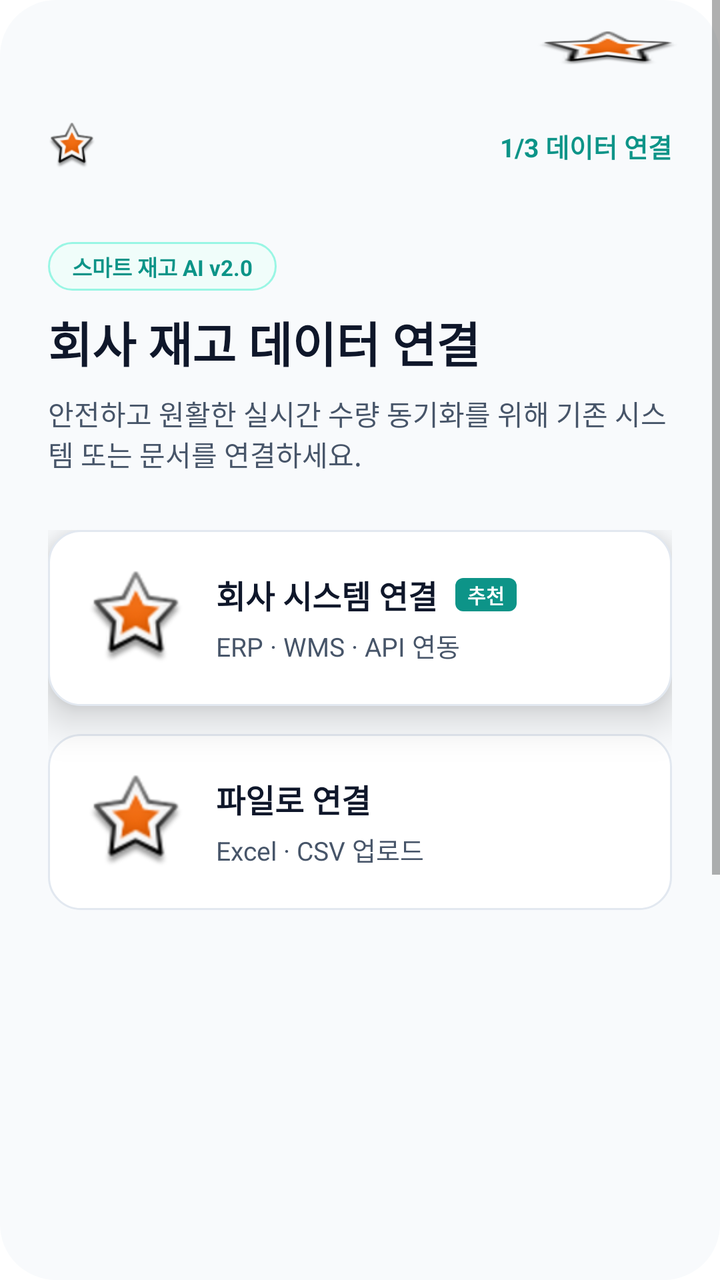
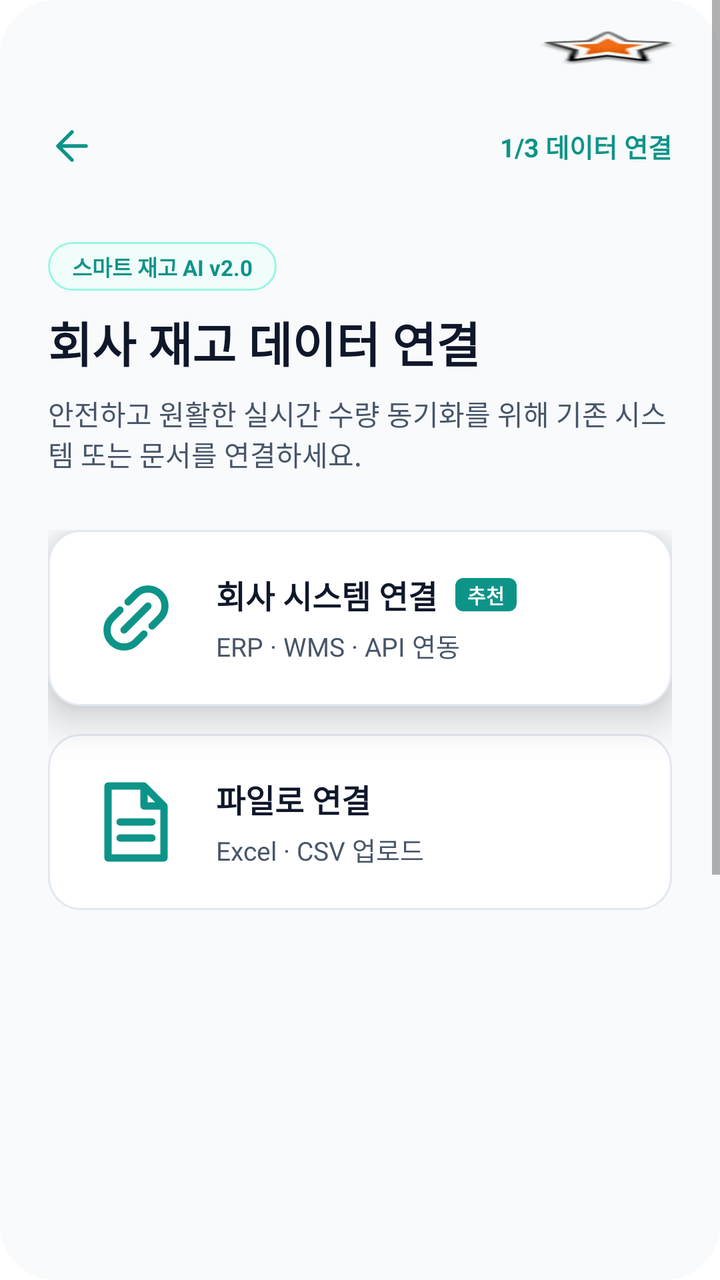

An Android layout rendered at two revisions. The XML below is the earlier revision; the diff shows what the commit changed to produce the second picture.
<!-- AndroidManifest.xml: application theme Theme.MaterialComponents.DayNight.NoActionBar -->
<!-- res/layout/activity_data_connection_select.xml -->
<LinearLayout 
	xmlns:android="http://schemas.android.com/apk/res/android"
	xmlns:tools="http://schemas.android.com/tools"
	xmlns:app="http://schemas.android.com/apk/res-auto"
	android:background="#FFFFFF"
	android:orientation="vertical"
	android:layout_width="match_parent"
	android:layout_height="match_parent">
	<ScrollView 
		android:id="@+id/rlkz2qc36lge"
		android:layout_width="match_parent"
		android:layout_height="wrap_content"
		android:layout_weight="1"
		android:background="@drawable/cr28bf8fafc">
		<LinearLayout
			android:layout_width="match_parent"
			android:layout_height="match_parent"
			android:orientation="vertical">
			<LinearLayout
				android:id="@+id/r415p2pl674n"
				android:layout_width="match_parent"
				android:layout_height="wrap_content"
				android:layout_marginBottom="24dp"
				android:orientation="vertical">
				<LinearLayout
					android:id="@+id/rtluknewjloe"
					android:layout_width="match_parent"
					android:layout_height="wrap_content"
					android:gravity="center_vertical"
					android:paddingVertical="15dp"
					android:paddingHorizontal="20dp"
					android:orientation="horizontal">
					<TextView
						android:id="@+id/rtyb00e1rdu"
						android:textColor="#0F172A"
						android:textSize="14sp"
						android:textStyle="bold"
						android:layout_height="wrap_content"
						android:layout_width="wrap_content"
						android:text=""
					/>
					<View
						android:layout_width="0dp"
						android:layout_height="0dp"
						android:layout_weight="1"
					 />
					<ImageView
						android:id="@+id/rysy69cr6zkl"
						android:layout_width="72dp"
						android:layout_height="18dp"
						android:src="@android:drawable/star_big_on"
						android:scaleType="fitXY"
					/>
				</LinearLayout>
				<LinearLayout
					android:id="@+id/rv0qptvk9kd8"
					android:layout_width="match_parent"
					android:layout_height="wrap_content"
					android:gravity="center_vertical"
					android:paddingVertical="12dp"
					android:paddingHorizontal="24dp"
					android:orientation="horizontal">
					<ImageView
						android:id="@+id/r1yn65w9hyuj"
						android:layout_width="24dp"
						android:layout_height="24dp"
						android:src="@android:drawable/star_big_on"
						android:scaleType="fitXY"
					/>
					<View
						android:layout_width="0dp"
						android:layout_height="0dp"
						android:layout_weight="1"
					 />
					<TextView
						android:id="@+id/rv3tsw6ch2o"
						android:textColor="#0D9488"
						android:textSize="13sp"
						android:textStyle="bold"
						android:layout_height="wrap_content"
						android:layout_width="wrap_content"
						android:text="1/3 데이터 연결"
					/>
				</LinearLayout>
			</LinearLayout>
			<LinearLayout
				android:id="@+id/rv9ufh7yae3"
				android:layout_width="match_parent"
				android:layout_height="wrap_content"
				android:layout_marginBottom="28dp"
				android:layout_marginHorizontal="24dp"
				android:orientation="vertical">
				<LinearLayout
					android:id="@+id/rprmd1xp8dta"
					android:layout_width="wrap_content"
					android:layout_height="wrap_content"
					android:background="@drawable/s99f6e4sw1cr100bf0fdfa"
					android:paddingVertical="4dp"
					android:paddingHorizontal="12dp"
					android:layout_marginBottom="8dp"
					android:orientation="vertical">
					<TextView
						android:id="@+id/r2pwesriyu6p"
						android:textColor="#0D9488"
						android:textSize="11sp"
						android:textStyle="bold"
						android:layout_height="wrap_content"
						android:layout_width="wrap_content"
						android:text="스마트 재고 AI v2.0"
					/>
				</LinearLayout>
				<TextView
					android:id="@+id/r93qe8hgselp"
					android:textColor="#0F172A"
					android:textSize="24sp"
					android:textStyle="bold"
					android:layout_marginBottom="8dp"
					android:layout_height="wrap_content"
					android:layout_width="wrap_content"
					android:text="회사 재고 데이터 연결"
				/>
				<TextView
					android:id="@+id/r37apsd5k418"
					android:textColor="#475569"
					android:textSize="14sp"
					android:layout_height="wrap_content"
					android:layout_width="match_parent"
					android:layout_weight="1"
					android:text="안전하고 원활한 실시간 수량 동기화를 위해 기존 시스템 또는 문서를 연결하세요."
				/>
			</LinearLayout>
			<LinearLayout
				android:id="@+id/rxzm3x7pepcc"
				android:layout_width="match_parent"
				android:layout_height="wrap_content"
				android:layout_marginBottom="432dp"
				android:layout_marginHorizontal="24dp"
				android:orientation="vertical">
				<LinearLayout
					android:id="@+id/rk2f5v6lv1"
					android:layout_width="match_parent"
					android:layout_height="wrap_content"
					android:gravity="center_vertical"
					android:background="@drawable/se2e8f0sw1cr16bffffff"
					android:padding="20dp"
					android:layout_marginBottom="14dp"
					android:elevation="12dp"
					android:orientation="horizontal">
					<com.google.android.material.imageview.ShapeableImageView
						android:id="@+id/reggl6xgmu86"
						app:shapeAppearanceOverlay="@style/cr12"
						android:layout_width="48dp"
						android:layout_height="48dp"
						android:layout_marginEnd="16dp"
						android:src="@android:drawable/star_big_on"
						android:scaleType="fitXY"
					/>
					<LinearLayout
						android:id="@+id/rwt77smjsww"
						android:layout_width="0dp"
						android:layout_height="wrap_content"
						android:layout_weight="1"
						android:orientation="vertical">
						<LinearLayout
							android:id="@+id/rzf4hrz7sgji"
							android:layout_width="wrap_content"
							android:layout_height="wrap_content"
							android:gravity="center_vertical"
							android:layout_marginBottom="4dp"
							android:orientation="horizontal">
							<TextView
								android:id="@+id/rok38n9pw8ar"
								android:textColor="#0F172A"
								android:textSize="16sp"
								android:textStyle="bold"
								android:layout_marginEnd="9dp"
								android:layout_height="wrap_content"
								android:layout_width="wrap_content"
								android:text="회사 시스템 연결"
							/>
							<LinearLayout
								android:id="@+id/r91vukkjzxbt"
								android:layout_width="wrap_content"
								android:layout_height="wrap_content"
								android:background="@drawable/cr4b0d9488"
								android:paddingVertical="1dp"
								android:paddingHorizontal="6dp"
								android:orientation="vertical">
								<TextView
									android:id="@+id/rf4cnec0n69"
									android:textColor="#FFFFFF"
									android:textSize="10sp"
									android:textStyle="bold"
									android:layout_height="wrap_content"
									android:layout_width="wrap_content"
									android:text="추천"
								/>
							</LinearLayout>
						</LinearLayout>
						<TextView
							android:id="@+id/rs6ia425xlqb"
							android:textColor="#475569"
							android:textSize="13sp"
							android:layout_height="wrap_content"
							android:layout_width="wrap_content"
							android:text="ERP · WMS · API 연동"
						/>
					</LinearLayout>
				</LinearLayout>
				<LinearLayout
					android:id="@+id/rk6hik6nh38"
					android:layout_width="match_parent"
					android:layout_height="wrap_content"
					android:gravity="center_vertical"
					android:background="@drawable/se2e8f0sw1cr16bffffff"
					android:padding="20dp"
					android:orientation="horizontal">
					<com.google.android.material.imageview.ShapeableImageView
						android:id="@+id/rz2rpz4hrupr"
						app:shapeAppearanceOverlay="@style/cr12"
						android:layout_width="48dp"
						android:layout_height="48dp"
						android:layout_marginEnd="16dp"
						android:src="@android:drawable/star_big_on"
						android:scaleType="fitXY"
					/>
					<LinearLayout
						android:id="@+id/rvyif1vy919"
						android:layout_width="0dp"
						android:layout_height="wrap_content"
						android:layout_weight="1"
						android:orientation="vertical">
						<TextView
							android:id="@+id/rs7ipktxlv8o"
							android:textColor="#0F172A"
							android:textSize="16sp"
							android:textStyle="bold"
							android:layout_marginBottom="4dp"
							android:layout_height="wrap_content"
							android:layout_width="wrap_content"
							android:text="파일로 연결"
						/>
						<TextView
							android:id="@+id/rbsnff1s9a4c"
							android:textColor="#475569"
							android:textSize="13sp"
							android:layout_height="wrap_content"
							android:layout_width="wrap_content"
							android:text="Excel · CSV 업로드"
						/>
					</LinearLayout>
				</LinearLayout>
			</LinearLayout>
			<LinearLayout
				android:id="@+id/r7c2wlcoc3jo"
				android:layout_width="match_parent"
				android:layout_height="wrap_content"
				android:gravity="center_horizontal"
				android:paddingBottom="32dp"
				android:orientation="vertical">
				<TextView
					android:id="@+id/rkfb94d102c"
					android:textColor="#94A3B8"
					android:textSize="12sp"
					android:layout_height="wrap_content"
					android:layout_width="wrap_content"
					android:text="이미 연결을 완료한 경우 다음 로그인부터 이 과정은 생략됩니다."
				/>
			</LinearLayout>
		</LinearLayout>
	</ScrollView>
</LinearLayout>
<!-- resources referenced by this layout -->
<resources>
  <!-- drawable cr28bf8fafc (drawable) -->
  <?xml version="1.0" encoding="UTF-8"?>
  <shape
  	xmlns:android="http://schemas.android.com/apk/res/android">
  	<solid
  		android:color="#F8FAFC"
  	/>
  	<corners
  		android:radius="28dp"
  	/>      
  </shape>
  <!-- drawable cr4b0d9488 (drawable) -->
  <?xml version="1.0" encoding="UTF-8"?>
  <shape
  	xmlns:android="http://schemas.android.com/apk/res/android">
  	<solid
  		android:color="#0D9488"
  	/>
  	<corners
  		android:radius="4dp"
  	/>      
  </shape>
  <!-- drawable s99f6e4sw1cr100bf0fdfa (drawable) -->
  <?xml version="1.0" encoding="UTF-8"?>
  <shape
  	xmlns:android="http://schemas.android.com/apk/res/android">
  	<solid
  		android:color="#F0FDFA"
  	/>
  	<stroke
  		android:color="#99F6E4"
  		android:width="1dp"
  	/>       
  	<corners
  		android:radius="100dp"
  	/>      
  </shape>
  <!-- drawable se2e8f0sw1cr16bffffff (drawable) -->
  <?xml version="1.0" encoding="UTF-8"?>
  <shape
  	xmlns:android="http://schemas.android.com/apk/res/android">
  	<solid
  		android:color="#FFFFFF"
  	/>
  	<stroke
  		android:color="#E2E8F0"
  		android:width="1dp"
  	/>       
  	<corners
  		android:radius="16dp"
  	/>      
  </shape>
  <style name="cr12">
  		<item name="cornerSize">12dp</item>
  	</style>
</resources>

<!-- the commit's change to res/layout/activity_data_connection_select.xml (unified diff, before → after) -->
@@ -64,8 +64,8 @@
 						android:id="@+id/r1yn65w9hyuj"
 						android:layout_width="24dp"
 						android:layout_height="24dp"
-						android:src="@android:drawable/star_big_on"
-						android:scaleType="fitXY"
+						android:src="@drawable/ic_inven_back"
+						android:scaleType="fitCenter"
 					/>
 					<View
 						android:layout_width="0dp"
@@ -152,8 +152,8 @@
 						android:layout_width="48dp"
 						android:layout_height="48dp"
 						android:layout_marginEnd="16dp"
-						android:src="@android:drawable/star_big_on"
-						android:scaleType="fitXY"
+						android:src="@drawable/ic_inven_link"
+						android:scaleType="fitCenter"
 					/>
 					<LinearLayout
 						android:id="@+id/rwt77smjsww"
@@ -221,8 +221,8 @@
 						android:layout_width="48dp"
 						android:layout_height="48dp"
 						android:layout_marginEnd="16dp"
-						android:src="@android:drawable/star_big_on"
-						android:scaleType="fitXY"
+						android:src="@drawable/ic_inven_file"
+						android:scaleType="fitCenter"
 					/>
 					<LinearLayout
 						android:id="@+id/rvyif1vy919"
<!-- resource entries referenced after the edit -->
@@ -22,6 +22,30 @@
   		android:radius="4dp"
   	/>      
   </shape>
+  <!-- drawable ic_inven_back (drawable) -->
+  <vector xmlns:android="http://schemas.android.com/apk/res/android"
+      android:width="24dp" android:height="24dp"
+      android:viewportWidth="24" android:viewportHeight="24">
+      <path android:fillColor="#00000000" android:strokeColor="#0D9488"
+          android:strokeWidth="1.8" android:strokeLineCap="round" android:strokeLineJoin="round"
+          android:pathData="M19,12 H5 M12,5 L5,12 L12,19" />
+  </vector>
+  <!-- drawable ic_inven_file (drawable) -->
+  <vector xmlns:android="http://schemas.android.com/apk/res/android"
+      android:width="24dp" android:height="24dp"
+      android:viewportWidth="24" android:viewportHeight="24">
+      <path android:fillColor="#00000000" android:strokeColor="#0D9488"
+          android:strokeWidth="1.8" android:strokeLineCap="round" android:strokeLineJoin="round"
+          android:pathData="M5,3 H14 L19,8 V21 H5 Z M14,3 V8 H19 M8,12 H16 M8,16 H16" />
+  </vector>
+  <!-- drawable ic_inven_link (drawable) -->
+  <vector xmlns:android="http://schemas.android.com/apk/res/android"
+      android:width="24dp" android:height="24dp"
+      android:viewportWidth="24" android:viewportHeight="24">
+      <path android:fillColor="#00000000" android:strokeColor="#0D9488"
+          android:strokeWidth="1.8" android:strokeLineCap="round" android:strokeLineJoin="round"
+          android:pathData="M10,8 L12,6 A4,4 0 0,1 18,12 L16,14 M8,10 L6,12 A4,4 0 0,0 12,18 L14,16 M9,15 L15,9" />
+  </vector>
   <!-- drawable s99f6e4sw1cr100bf0fdfa (drawable) -->
   <?xml version="1.0" encoding="UTF-8"?>
   <shape
